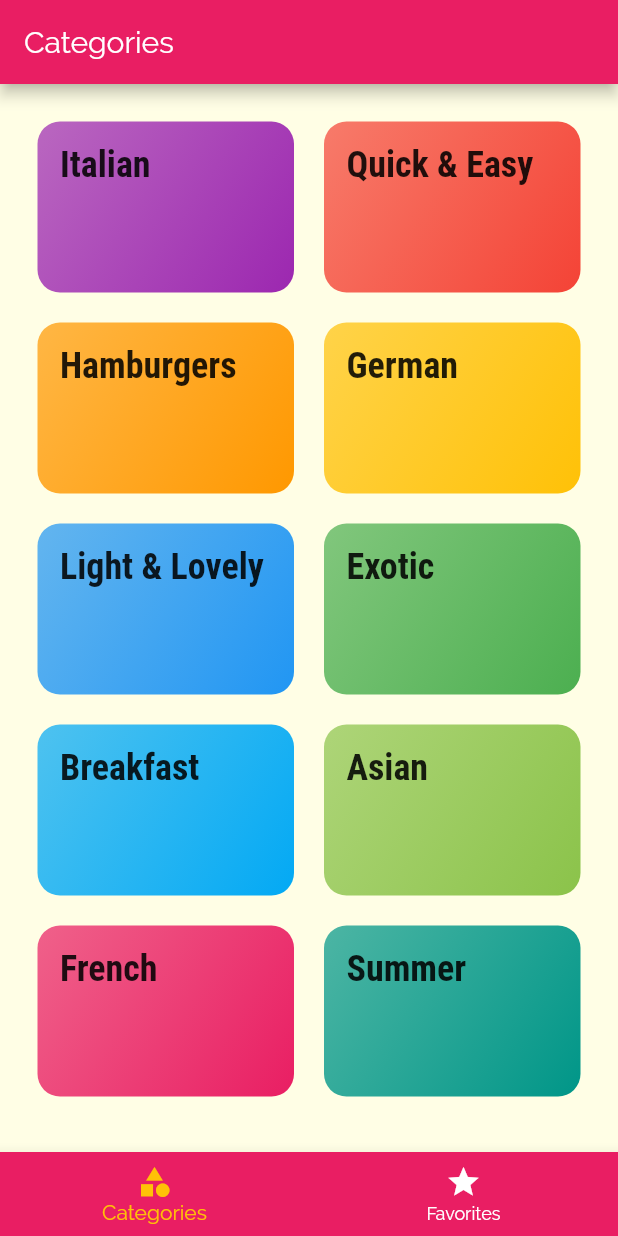
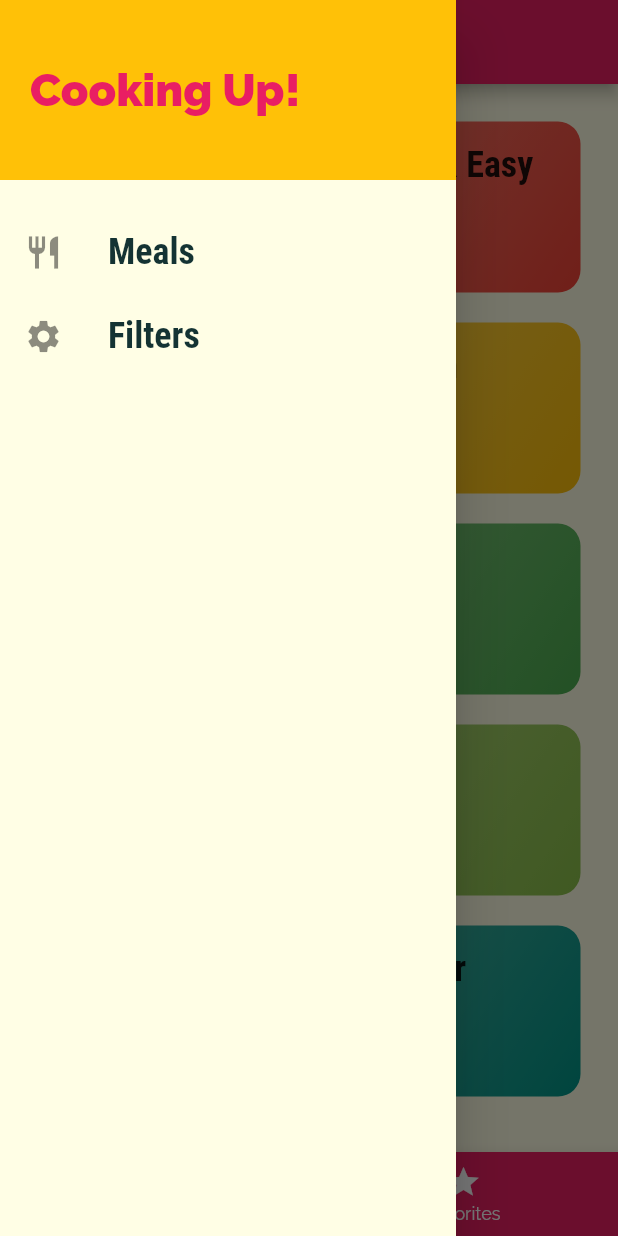
Before and after one commit to inhobaek-wj/meals_app, a Flutter app: the screen it shows after launch, with the side drawer open (before the commit the screen has no drawer), on a phone screen of 412 x 824 dp. Run offline on Flutter 3.47's test engine with Material 2 defaults, Android fonts, the phone set to English and light mode, and no system bars.

Commit message:
add custom Drawer

```diff
--- a/lib/screens/tabs_screen.dart
+++ b/lib/screens/tabs_screen.dart
@@ -2,6 +2,7 @@ import 'package:flutter/material.dart';
 
 import 'categories_screen.dart';
 import 'favorites_screen.dart';
+import '../widgets/main_drawer.dart';
 
 class TabsScreen extends StatefulWidget {
   @override
@@ -35,6 +36,7 @@ class _TabsScreenState extends State<TabsScreen> {
       appBar: AppBar(
         title: Text(_pages[_selectedPageIndex]['title']),
       ),
+      drawer: MainDrawer(),
       body: _pages[_selectedPageIndex]['page'],
       bottomNavigationBar: BottomNavigationBar(
         onTap: _selectPage,
--- /dev/null
+++ b/lib/widgets/main_drawer.dart
@@ -0,0 +1,56 @@
+import 'dart:ui';
+
+import 'package:flutter/material.dart';
+
+class MainDrawer extends StatelessWidget {
+
+  Widget _buildListTile(String title, IconData iconData) {
+    return ListTile(
+      leading: Icon(
+        iconData,
+        size: 26,
+      ),
+      title: Text(
+        title,
+        style: TextStyle(
+          fontFamily: 'RobotoCondensed',
+          fontSize: 24,
+          fontWeight: FontWeight.bold
+        ),
+      ),
+      onTap: () {},
+    );
+  }
+
+  @override
+  Widget build(BuildContext context) {
+    return Drawer(
+      child: Column(
+        children: <Widget>[
+          Container(
+            height: 120,
+            width: double.infinity,
+            padding: const EdgeInsets.all(20),
+            alignment: Alignment.centerLeft,
+            color: Theme.of(context).accentColor,
+
+            child: Text(
+              'Cooking Up!',
+              style: TextStyle(
+                fontWeight: FontWeight.w900,
+                fontSize: 30,
+                color: Theme.of(context).primaryColor,
+              ),
+            ),
+          ),
+
+          SizedBox(height: 20,),
+
+          _buildListTile('Meals', Icons.restaurant),
+          _buildListTile('Filters', Icons.settings),
+
+        ],
+      ),
+    );
+  }
+}
```
